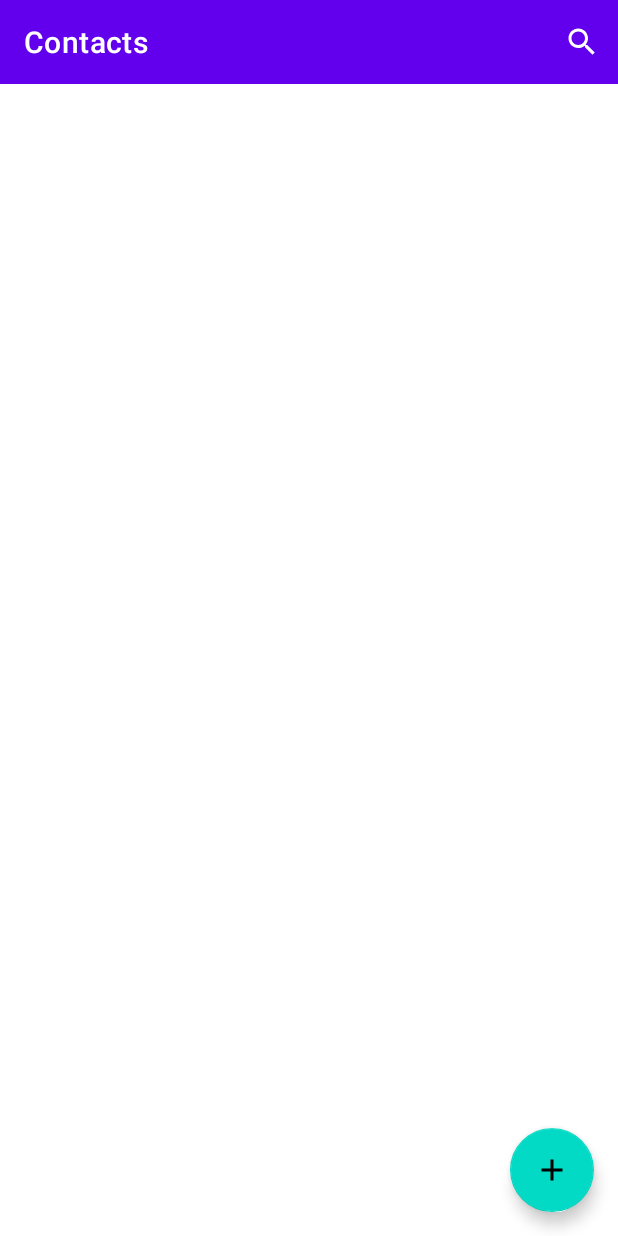
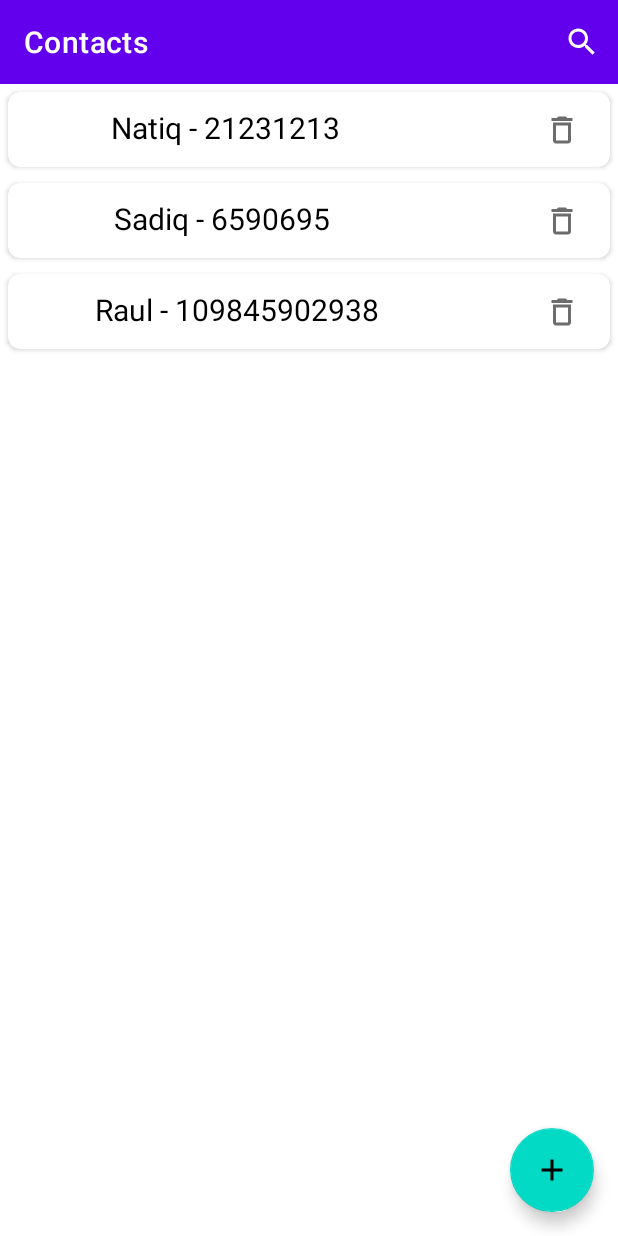
Before and after one commit to natiqhaciyef/ContactAppAbb, an Android app: the screen it shows after launch (MainActivity), on a phone screen of 412 x 824 dp. Run offline under Robolectric (Android 15) with nearby library versions, the phone set to English and light mode, and no system bars.

Commit message:
Recyclerview inflating

```diff
--- /dev/null
+++ b/app/src/main/java/com/natiqhaciyef/contactappabb/ui/adapter/ContactAdapter.kt
@@ -0,0 +1,30 @@
+package com.natiqhaciyef.contactappabb.ui.adapter
+
+import android.content.Context
+import android.view.LayoutInflater
+import android.view.ViewGroup
+import androidx.recyclerview.widget.RecyclerView
+import com.natiqhaciyef.contactappabb.data.model.Person
+import com.natiqhaciyef.contactappabb.databinding.RecyclerItemPersonBinding
+
+
+class ContactAdapter(var mContext: Context, private val list: List<Person>): RecyclerView.Adapter<ContactAdapter.ContactHolder>() {
+
+    inner class ContactHolder(var binding: RecyclerItemPersonBinding): RecyclerView.ViewHolder(binding.root)
+
+    override fun onCreateViewHolder(parent: ViewGroup, viewType: Int): ContactHolder {
+        val binding = RecyclerItemPersonBinding.inflate(LayoutInflater.from(parent.context), parent, false)
+        return ContactHolder(binding)
+    }
+
+    override fun onBindViewHolder(holder: ContactHolder, position: Int) {
+        val person = list[position]
+        val itemView = holder.binding
+
+        itemView.recyclerNameText.text = "${person.name} - ${person.phone}"
+    }
+
+    override fun getItemCount(): Int {
+        return list.size
+    }
+}
--- a/app/src/main/java/com/natiqhaciyef/contactappabb/ui/fragments/FeedFragment.kt
+++ b/app/src/main/java/com/natiqhaciyef/contactappabb/ui/fragments/FeedFragment.kt
@@ -8,18 +8,29 @@ import androidx.fragment.app.Fragment
 import androidx.core.view.MenuProvider
 import androidx.lifecycle.Lifecycle
 import androidx.navigation.Navigation
+import androidx.recyclerview.widget.LinearLayoutManager
 import com.natiqhaciyef.contactappabb.R
 import com.natiqhaciyef.contactappabb.data.model.Person
 import com.natiqhaciyef.contactappabb.databinding.FragmentFeedBinding
 import com.natiqhaciyef.contactappabb.databinding.FragmentSaveBinding
 import com.natiqhaciyef.contactappabb.ui.MainActivity
+import com.natiqhaciyef.contactappabb.ui.adapter.ContactAdapter
 
 class FeedFragment : Fragment(), SearchView.OnQueryTextListener {
     private lateinit var binding: FragmentFeedBinding
+    private var contactList = ArrayList<Person>()
+
     override fun onCreateView(
         inflater: LayoutInflater, container: ViewGroup?,
         savedInstanceState: Bundle?): View? {
         binding = FragmentFeedBinding.inflate(inflater, container, false)
+
+        binding.recyclerContactView.layoutManager = LinearLayoutManager(requireContext())
+        contactList.add(Person(1,"Natiq","21231213"))
+        contactList.add(Person(2,"Sadiq","6590695"))
+        contactList.add(Person(3,"Raul","109845902938"))
+        val adapter = ContactAdapter(requireContext(), contactList)
+        binding.recyclerContactView.adapter = adapter
 
         binding.toolbar.title = "Contacts"
         (activity as MainActivity).setSupportActionBar(binding.toolbar)     // setting toolbar as main action bar
--- /dev/null
+++ b/app/src/main/res/drawable/delete_icon.xml
@@ -0,0 +1,5 @@
+<vector android:height="24dp" android:tint="#6C6C6C"
+    android:viewportHeight="24" android:viewportWidth="24"
+    android:width="24dp" xmlns:android="http://schemas.android.com/apk/res/android">
+    <path android:fillColor="@android:color/white" android:pathData="M6,19c0,1.1 0.9,2 2,2h8c1.1,0 2,-0.9 2,-2L18,7L6,7v12zM8,9h8v10L8,19L8,9zM15.5,4l-1,-1h-5l-1,1L5,4v2h14L19,4z"/>
+</vector>
--- a/app/src/main/res/layout/fragment_feed.xml
+++ b/app/src/main/res/layout/fragment_feed.xml
@@ -29,4 +29,13 @@
         app:layout_constraintBottom_toBottomOf="parent"
         app:layout_constraintEnd_toEndOf="parent"
         tools:ignore="SpeakableTextPresentCheck" />
+
+    <androidx.recyclerview.widget.RecyclerView
+        android:id="@+id/recyclerContactView"
+        android:layout_width="match_parent"
+        android:layout_height="0dp"
+        app:layout_constraintBottom_toBottomOf="parent"
+        app:layout_constraintEnd_toEndOf="parent"
+        app:layout_constraintStart_toStartOf="parent"
+        app:layout_constraintTop_toBottomOf="@+id/toolbar" />
 </androidx.constraintlayout.widget.ConstraintLayout>
--- /dev/null
+++ b/app/src/main/res/layout/recycler_item_person.xml
@@ -0,0 +1,48 @@
+<?xml version="1.0" encoding="utf-8"?>
+<LinearLayout xmlns:android="http://schemas.android.com/apk/res/android"
+    xmlns:tools="http://schemas.android.com/tools"
+    android:layout_width="match_parent"
+    android:layout_height="wrap_content"
+    xmlns:app="http://schemas.android.com/apk/res-auto">
+
+    <androidx.cardview.widget.CardView
+        android:id="@+id/cardViewRecycler"
+        android:layout_width="match_parent"
+        android:layout_height="50dp"
+        android:layout_margin="5dp"
+        app:cardCornerRadius="8dp"
+        >
+
+        <androidx.constraintlayout.widget.ConstraintLayout
+            android:layout_width="match_parent"
+            android:layout_height="match_parent">
+
+            <TextView
+                android:id="@+id/recyclerNameText"
+                android:layout_width="wrap_content"
+                android:layout_height="wrap_content"
+                android:hint="Name"
+                android:textColor="@color/black"
+                android:textSize="20sp"
+                app:layout_constraintBottom_toBottomOf="parent"
+                app:layout_constraintEnd_toEndOf="parent"
+                app:layout_constraintHorizontal_bias="0.275"
+                app:layout_constraintStart_toStartOf="parent"
+                app:layout_constraintTop_toTopOf="parent"
+                app:layout_constraintVertical_bias="0.434" />
+
+            <ImageView
+                android:id="@+id/imageView"
+                android:layout_width="wrap_content"
+                android:layout_height="wrap_content"
+                android:src="@drawable/delete_icon"
+                android:layout_marginEnd="20dp"
+                app:layout_constraintBottom_toBottomOf="parent"
+                app:layout_constraintEnd_toEndOf="parent"
+                app:layout_constraintTop_toTopOf="parent"
+                app:layout_constraintVertical_bias="0.5" />
+
+
+        </androidx.constraintlayout.widget.ConstraintLayout>
+    </androidx.cardview.widget.CardView>
+</LinearLayout>
```
